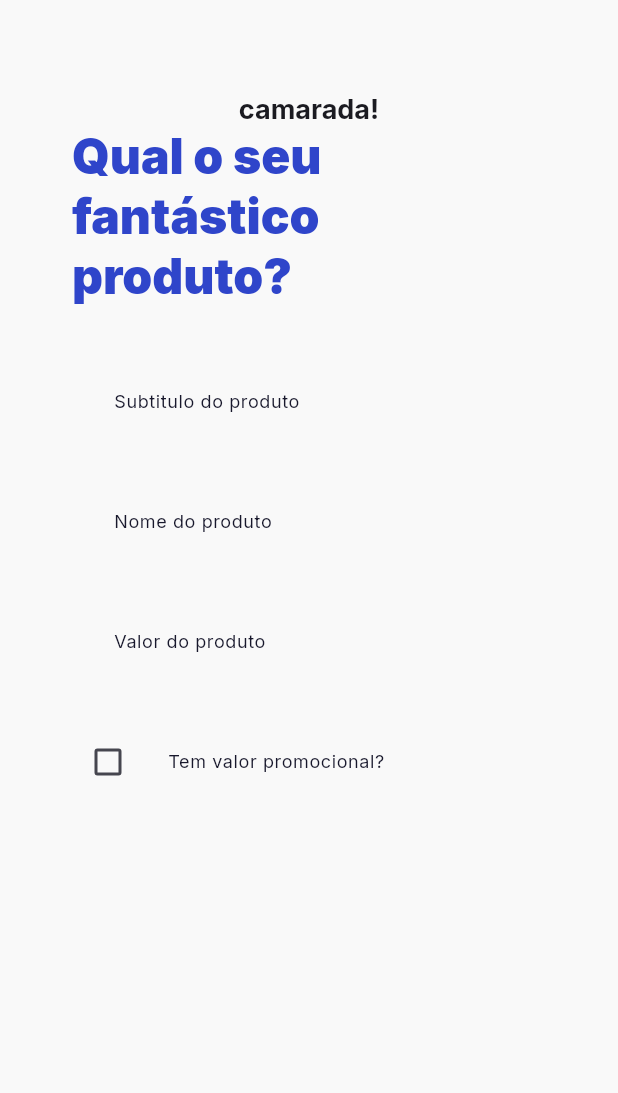
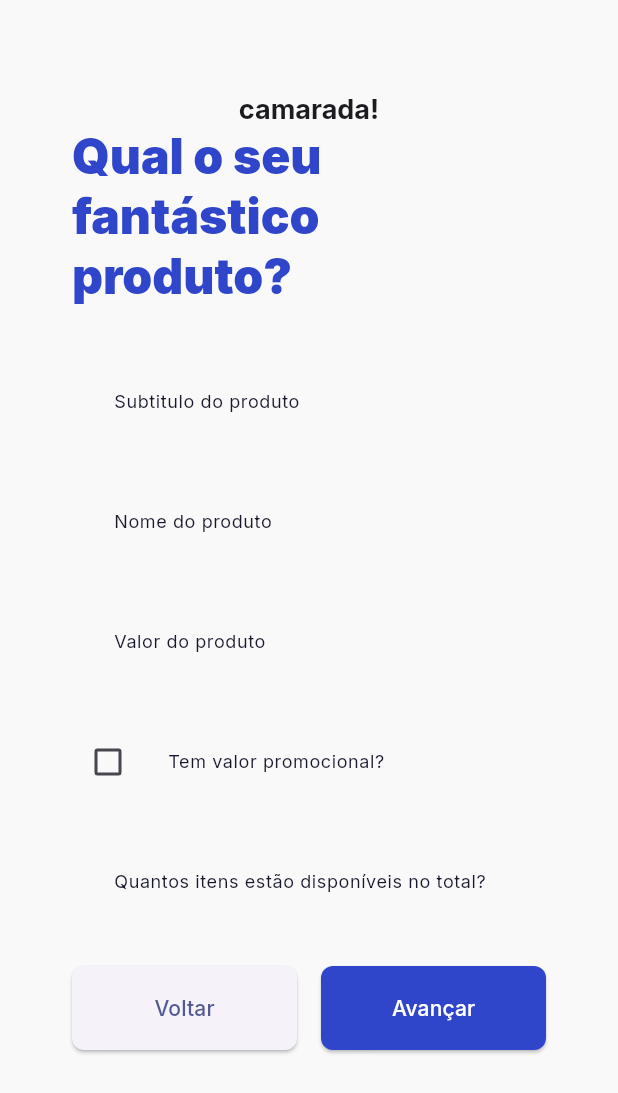
Before and after one commit to is-suzart/bazar_popular, a Flutter app: the CreateProduct widget shown alone on an empty page, opened directly, on a phone screen of 412 x 824 dp. Shown: the top 1093 px of the screen. Run offline on Flutter 3.47's test engine with Material 3 defaults, Android fonts, the phone set to English and light mode, and no system bars; drawn by our look-alikes of reactive_forms; our stand-ins replace flutter_layout_grid, flutter_mobx, go_router, google_fonts, mask_text_input_formatter, mobx and 2 more; missing offline and left inert: flutter_adaptive_scaffold; accounts and stored records are empty; generated files the repository leaves out were written again.

Commit message:
Estamos avançando e muito!

```diff
--- a/lib/controllers/product/create_product_controller.dart
+++ b/lib/controllers/product/create_product_controller.dart
@@ -1,8 +1,8 @@
 
 
-import 'package:mask_text_input_formatter/mask_text_input_formatter.dart';
 import 'package:mobx/mobx.dart';
 import 'package:reactive_forms/reactive_forms.dart';
+import 'package:bazar_popular/shared/pipes/currency_mask_pipe.dart';
 part 'create_product_controller.g.dart';
 
 
@@ -17,16 +17,12 @@ var form = FormGroup({
   'description': FormControl<String>(validators: [Validators.required]),
   'value': FormControl<String>(validators: [Validators.required]),
   'is-promo': FormControl<bool>(value: false),
-  'quantidade-promo': FormControl<String>(validators: []),
+  'quantidade-promo': FormControl<int>(validators: []),
   'value-promo': FormControl<String>(validators: []),
+  'storage': FormControl<int>(validators: [])
 });
 
-final currencyMaskFormatter = MaskTextInputFormatter(
-  initialText: '0,00',
-  mask: 'R\$ ###.###.###,##',
-  filter: {"#": RegExp(r'[0-9]')},
-  type: MaskAutoCompletionType.lazy,
-);
+final currencyMaskFormatter = CurrencyInputFormatter();
 
 @computed
 bool get isFormValid => form.valid;
--- a/lib/pages/product/create_product.dart
+++ b/lib/pages/product/create_product.dart
@@ -1,12 +1,14 @@
 import 'package:bazar_popular/components/input.dart';
 import 'package:bazar_popular/controllers/product/create_product_controller.dart';
+import 'package:bazar_popular/helpers/go.dart';
 import 'package:bazar_popular/theme/theme.dart';
 import 'package:flutter/material.dart';
+import 'package:flutter/services.dart';
 import 'package:reactive_forms/reactive_forms.dart';
 //import 'package:reactive_checkbox/reactive_checkbox.dart';
 //
 class CreateProduct extends StatelessWidget {
-
+  final _bazarGo = BazarGo();
   final _createProductController = CreateProductController();
   static const inputPadding = EdgeInsets.symmetric(vertical: 16);
   CreateProduct({super.key});
@@ -39,7 +41,7 @@ class CreateProduct extends StatelessWidget {
           ),
           Container(
             margin: inputPadding,
-            child: BazarInput(placeholder: "Valor do produto",formControlName: "name",),
+            child: BazarInput(placeholder: "Valor do produto",formControlName: "value",inputFormatter: _createProductController.currencyMaskFormatter,),
           ),
           Container(
             margin: inputPadding,
@@ -47,6 +49,7 @@ class CreateProduct extends StatelessWidget {
               children: [
                 ReactiveCheckbox(
               formControlName: 'is-promo',
+              //fillColor: const WidgetStatePropertyAll(primaryColor),
             ),
             Container(
               margin: const EdgeInsets.only(left: 16),
@@ -55,17 +58,39 @@ class CreateProduct extends StatelessWidget {
               ],
             )
           ),
-          if(_createProductController.form.control('is-promo').value == true)
-          Container(
-            margin: inputPadding,
-            child: BazarInput(placeholder: "Quantidade promocional",formControlName: "quantidade-promo",),
-          ),
+          ReactiveValueListenableBuilder<bool>(
+            formControlName: 'is-promo', builder: (context, control, child) {
+              return control.value == true ?
+            Column(
+                  children: [
+            Container(
+              margin: inputPadding,
+              child: BazarInput(placeholder: "Quantidade para promoção (ex: 4 unidades por R\$30)",formControlName: "quantidade-promo",inputFormatter: FilteringTextInputFormatter.digitsOnly,),
+            ),
+            Container(
+              margin: inputPadding,
+              child: BazarInput(placeholder: "Valor Promocional",formControlName: "value-promo",inputFormatter: _createProductController.currencyMaskFormatter,),
+            )
+                  ],): Container();
+            }, ),
+                        Container(
+              margin: inputPadding,
+              child: BazarInput(placeholder: "Quantos itens estão disponíveis no total?",formControlName: "storage",inputFormatter: FilteringTextInputFormatter.digitsOnly,),
+            ),
+            Container(
+              margin: inputPadding,
+              child: SizedBox(
+                width: double.infinity,
+                child: Row(
+                  children: [
+                    Expanded(child: ElevatedButton(onPressed: _bazarGo.onTapGo(context,'/divulgar'),style: buttonStyles['textButton'], child: Text("Voltar"),)),
+                    const SizedBox(width: 16),
+                    Expanded(child: ElevatedButton(onPressed: (){},style: buttonStyles['primary'], child: const Text("Avançar"),))
+                  ],
+                )),
+            )
 
-          if(_createProductController.form.controls['is-promo']!.value == true)
-          Container(
-            margin: inputPadding,
-            child: BazarInput(placeholder: "Valor Promocional",formControlName: "value-promo",),
-          ),
+
         ],
       ))
         ],
--- a/pubspec.yaml
+++ b/pubspec.yaml
@@ -49,6 +49,7 @@ dependencies:
   shared_preferences: ^2.3.3
   quickalert: ^1.1.0
   expandable: ^5.0.1
+  intl: ^0.19.0
 
 dependency_overrides:
   http: ^0.13.0
```
Also changed, not shown: pubspec.lock.
